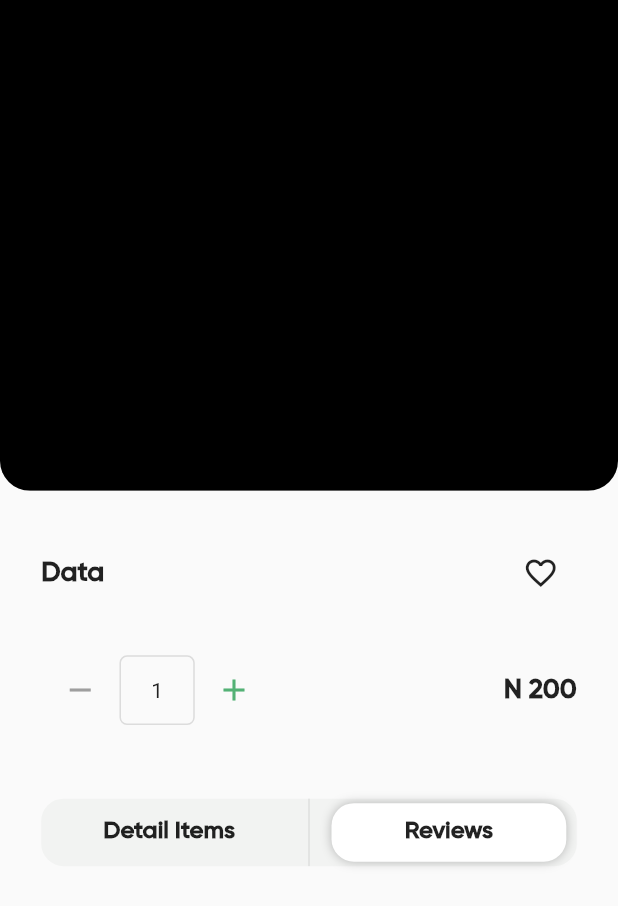
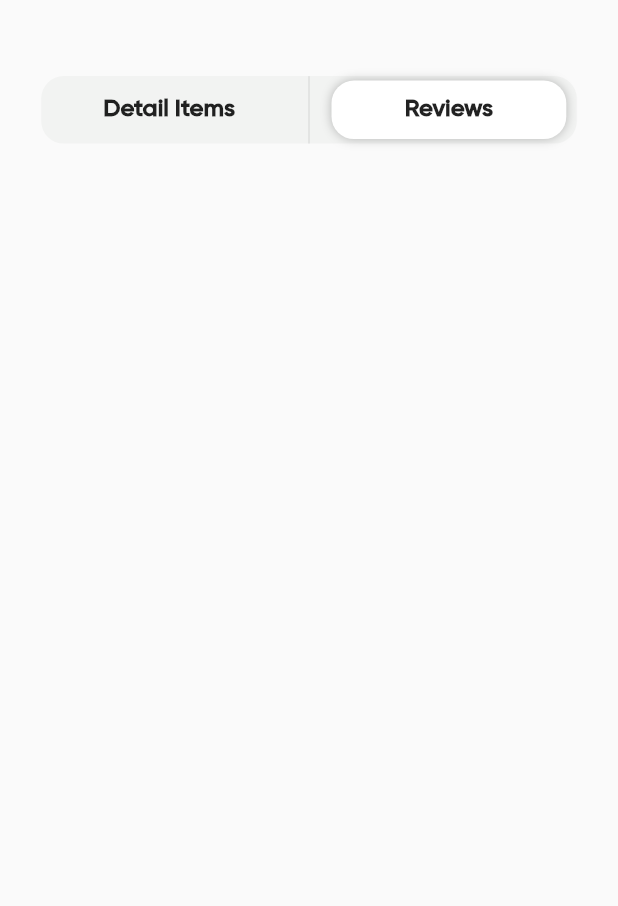
Before and after one commit to Adenugakolade-02/Gobble, a Flutter app: the screen it shows after launch, after a tap on "Reviews", on a phone screen of 412 x 824 dp. Shown: the top 906 px of the screen. Run offline on Flutter 3.47's test engine with Material 2 defaults, Android fonts, the phone set to English and light mode, and no system bars; our stand-ins replace flutter_rating_bar, smooth_page_indicator.

Commit message:
created the reviews screen

```diff
--- a/lib/screens/product_detail_screen.dart
+++ b/lib/screens/product_detail_screen.dart
@@ -1,7 +1,10 @@
 import 'package:flutter/material.dart';
+import 'package:gobble/screens/reviews_screen.dart';
 import 'package:gobble/utils/dimensions.dart';
 import 'package:gobble/widgets/product_detail_widget/details_with_review_widget.dart';
 import 'package:gobble/widgets/product_detail_widget/variation_widget.dart';
+
+import '../widgets/product_detail_widget/upward_pageRoute.dart';
 
 class ProductDetails extends StatefulWidget {
   @override
@@ -14,9 +17,13 @@ class _ProductDetailsState extends State<ProductDetails> {
   bool isReviews = false;
   bool isFavourite = false;
 
-  void detailsFunction()=> setState(() {isDetails = !isDetails;isReviews = !isReviews;});
+  void detailsFunction()=> setState(() {isDetails = true;isReviews = false;});
 
-  void reviewsFunction()=> setState(() {isReviews = !isReviews;isDetails = !isDetails;});
+  void reviewsFunction()=> setState(() {
+    isReviews = false;
+    isDetails = true;
+    Navigator.push(context, UpwardPageRoute(widget: Reviews()));
+    });
 
 
   @override
@@ -63,7 +70,8 @@ class _ProductDetailsState extends State<ProductDetails> {
                 ),
                 SizedBox(height: getHeight(context, 48.45)),
 
-                DetailsWithReview(isDetails: isDetails, isReviews: isReviews, detailsFunction: detailsFunction, reviewsFunction: reviewsFunction)
+                DetailsWithReview(isDetails: isDetails, isReviews: isReviews, detailsFunction: detailsFunction, reviewsFunction: reviewsFunction),
+
               ]
             )
             ,)
--- a/lib/screens/reviews_screen.dart
+++ b/lib/screens/reviews_screen.dart
@@ -1,12 +1,41 @@
 import 'package:flutter/material.dart';
 
-class Reviews extends StatelessWidget {
+import '../utils/dimensions.dart';
+import '../widgets/product_detail_widget/details_with_review_widget.dart';
+
+class Reviews extends StatefulWidget {
+  // bool isDetails;
+  // bool isReviews;
+
+  // Reviews(this.isDetails, this.isReviews);
+
   @override
+  State<Reviews> createState() => _ReviewsState();
+}
+
+class _ReviewsState extends State<Reviews> {
+  @override
+
   Widget build(BuildContext context) {
-    return Container(
+    // final Map arguments = ModalRoute.of(context)!.settings.arguments as Map;
+    // bool isDetails = arguments['isDetails'];
+    // bool isReviews = arguments['isReviews'];
+    // Function() detailsFunction = arguments['detailsFunction'];
+    // Function() reviewsFunction = arguments['reviewsFunction'];
 
+    return Scaffold(
+      body: Padding(
+        padding: EdgeInsets.symmetric(horizontal:getWidth(context,25)),
+        child: Column(children: <Widget>[
+          SizedBox(height:getHeight(context, 50)),
+          DetailsWithReview(isDetails: false, isReviews: true, detailsFunction: (){Navigator.of(context).pop();
+          // setState(() {
+          //   widget.isDetails=!widget.isDetails; widget.isReviews=!widget.isReviews;
+          // });
+          }, reviewsFunction: (){})
+        ]
+        ),
+      ),
     );
   }
 }
-
-// 0xFFe8e8e8
--- /dev/null
+++ b/lib/widgets/product_detail_widget/upward_pageRoute.dart
@@ -0,0 +1,23 @@
+import 'package:flutter/material.dart';
+
+class UpwardPageRoute extends PageRouteBuilder{
+  final Widget widget;
+  UpwardPageRoute({required this.widget})
+  : super(
+    transitionDuration: const Duration(milliseconds: 500),
+    transitionsBuilder: (BuildContext context, Animation<double> animation, Animation<double> secAnimation, Widget widget){
+      animation = CurvedAnimation(parent: animation, curve: Curves.easeInOut);
+      return SlideTransition(
+        position: Tween<Offset>(
+          begin: Offset(0,1),
+          end: Offset.zero,
+          ).animate(animation),
+        child: widget
+      );
+    },
+    pageBuilder: (BuildContext context, Animation<double> animation, Animation<double> secAnimation){
+      return widget;
+    }
+  );
+
+}
```
